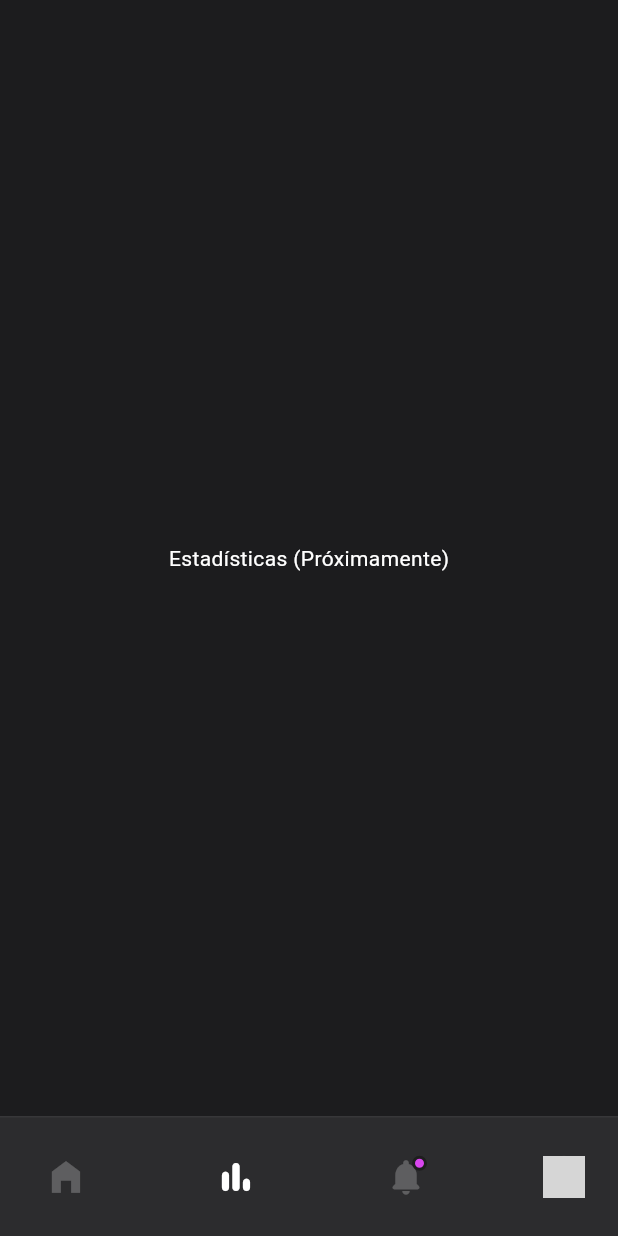
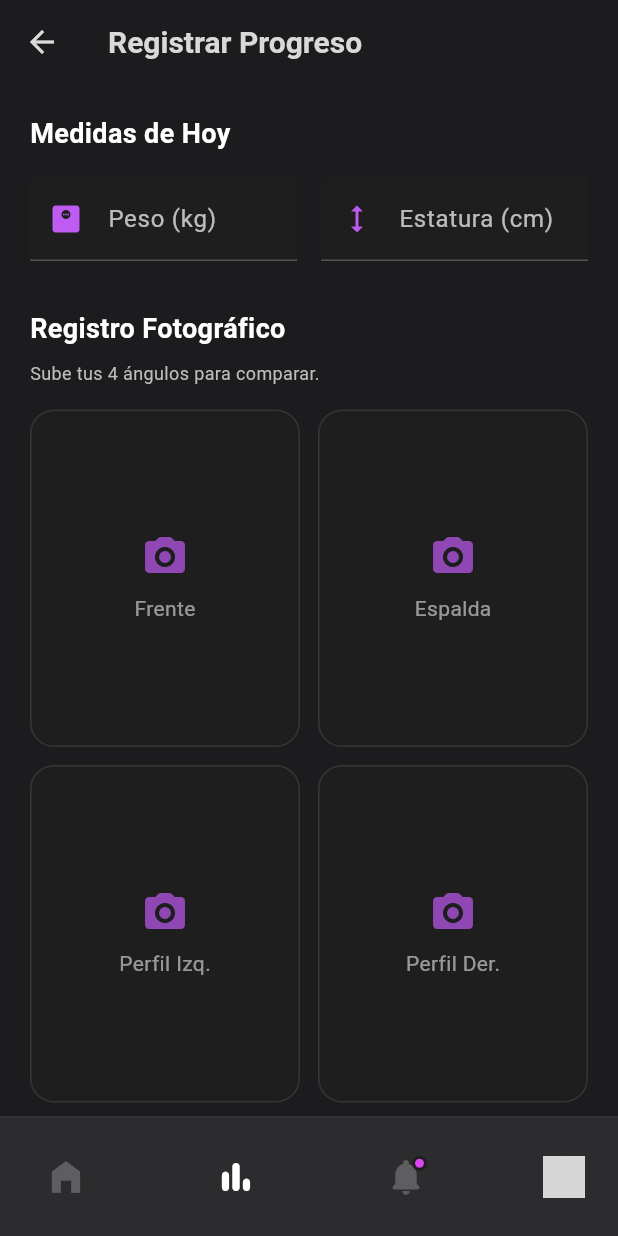
Before and after one commit to sebastianocamporoa/entrenador, a Flutter app: the MainLayoutScreen screen opened directly, item 2 of the bottom bar chosen, on a phone screen of 412 x 824 dp. Run offline on Flutter 3.47's test engine with Material 3 defaults, Android fonts, the light colour scheme and no system bars; our stand-ins replace flutter_native_splash, image_picker, open_filex, pdf, supabase_flutter, syncfusion_flutter_calendar; accounts and stored records are empty; network calls fail; grey boxes are pictures that could not be loaded.

Commit message:
genera la dieta con openia

```diff
--- a/lib/features/client_home/main_layout_screen.dart
+++ b/lib/features/client_home/main_layout_screen.dart
@@ -1,7 +1,10 @@
 import 'package:flutter/material.dart';
 import 'package:supabase_flutter/supabase_flutter.dart';
-// IMPORTA TUS PANTALLAS AQUÍ
+
+// --- IMPORTS DE PANTALLAS ---
 import 'today_workout_screen.dart';
+// 1. Importamos la nueva pantalla de estadísticas
+import '../statistics/statistics_screen.dart';
 
 class MainLayoutScreen extends StatefulWidget {
   const MainLayoutScreen({super.key});
@@ -15,24 +18,26 @@ class _MainLayoutScreenState extends State<MainLayoutScreen> {
   final SupabaseClient _supabase = Supabase.instance.client;
 
   // --- LISTA DE PANTALLAS ---
-  // Aquí defines qué pantalla se muestra en cada pestaña
-  final List<Widget> _pages = [
-    const TodayWorkoutScreen(), // 0: Home (Tu pantalla de hoy)
-    const Center(
-      child: Text(
-        'Estadísticas (Próximamente)',
-        style: TextStyle(color: Colors.white),
-      ),
-    ), // 1: Stats
+  // El orden aquí debe coincidir con el orden de los botones en el BottomNavigationBar
+  late final List<Widget> _pages = [
+    // 0: HOME
+    const TodayWorkoutScreen(),
+
+    // 1: ESTADÍSTICAS (Ya conectada)
+    const StatisticsScreen(),
+
+    // 2: NOTIFICACIONES (Placeholder)
     const Center(
       child: Text(
         'Notificaciones (Próximamente)',
         style: TextStyle(color: Colors.white),
       ),
-    ), // 2: Notis
+    ),
+
+    // 3: PERFIL (Placeholder)
     const Center(
       child: Text('Perfil de Usuario', style: TextStyle(color: Colors.white)),
-    ), // 3: Perfil
+    ),
   ];
 
   @override
@@ -45,6 +50,7 @@ class _MainLayoutScreenState extends State<MainLayoutScreen> {
 
     return Scaffold(
       backgroundColor: backgroundColor,
+
       // EL BODY CAMBIA SEGÚN EL ÍNDICE SELECCIONADO
       body: _pages[_currentIndex],
 
@@ -78,7 +84,7 @@ class _MainLayoutScreenState extends State<MainLayoutScreen> {
                 primaryColor: primaryColor,
               ),
 
-              // 3. NOTIFICACIONES (Con puntito morado/rosa como la foto)
+              // 3. NOTIFICACIONES (Con puntito morado/rosa)
               _buildNotificationItem(index: 2, isSelected: _currentIndex == 2),
 
               // 4. PERFIL (Avatar Circular)
@@ -94,7 +100,8 @@ class _MainLayoutScreenState extends State<MainLayoutScreen> {
     );
   }
 
-  // --- WIDGET: Ítem Normal (Icono) ---
+  // --- WIDGETS AUXILIARES (Sin cambios) ---
+
   Widget _buildNavItem({
     required int index,
     required IconData icon,
@@ -106,13 +113,12 @@ class _MainLayoutScreenState extends State<MainLayoutScreen> {
       icon: Icon(
         icon,
         size: 28,
-        // Si está seleccionado: Color Primario (o Blanco). Si no: Gris apagado
+        // Si está seleccionado: Color Blanco. Si no: Gris apagado
         color: isSelected ? Colors.white : Colors.white24,
       ),
     );
   }
 
-  // --- WIDGET: Notificaciones (Con Badge) ---
   Widget _buildNotificationItem({
     required int index,
     required bool isSelected,
@@ -123,7 +129,7 @@ class _MainLayoutScreenState extends State<MainLayoutScreen> {
         IconButton(
           onPressed: () => setState(() => _currentIndex = index),
           icon: Icon(
-            Icons.notifications_rounded, // O la campana que prefieras
+            Icons.notifications_rounded,
             size: 28,
             color: isSelected ? Colors.white : Colors.white24,
           ),
@@ -136,9 +142,7 @@ class _MainLayoutScreenState extends State<MainLayoutScreen> {
             width: 10,
             height: 10,
             decoration: BoxDecoration(
-              color: const Color(
-                0xFFD946EF,
-              ), // Un morado/rosa neón como la foto
+              color: const Color(0xFFD946EF), // Un morado/rosa neón
               shape: BoxShape.circle,
               border: Border.all(
                 color: const Color(0xFF1E1E1E),
@@ -151,7 +155,6 @@ class _MainLayoutScreenState extends State<MainLayoutScreen> {
     );
   }
 
-  // --- WIDGET: Perfil (Avatar Real) ---
   Widget _buildProfileItem({
     required int index,
     required bool isSelected,
@@ -177,7 +180,7 @@ class _MainLayoutScreenState extends State<MainLayoutScreen> {
               ? NetworkImage(avatarUrl)
               : const NetworkImage(
                   'https://i.pravatar.cc/150?img=5',
-                ), // Placeholder tipo la chica de la foto
+                ), // Placeholder
         ),
       ),
     );
--- /dev/null
+++ b/lib/features/statistics/statistics_screen.dart
@@ -0,0 +1,456 @@
+import 'dart:io';
+import 'package:flutter/material.dart';
+import 'package:image_picker/image_picker.dart';
+import 'package:supabase_flutter/supabase_flutter.dart';
+
+// IMPORTA TU NUEVO SERVICIO
+import '../../common/services/diet_service.dart';
+
+class StatisticsScreen extends StatefulWidget {
+  const StatisticsScreen({super.key});
+
+  @override
+  State<StatisticsScreen> createState() => _StatisticsScreenState();
+}
+
+class _StatisticsScreenState extends State<StatisticsScreen> {
+  final _supa = Supabase.instance.client;
+  final _picker = ImagePicker();
+
+  // Instancia del servicio de dietas
+  final _dietService = DietService();
+
+  final _weightCtrl = TextEditingController();
+  final _heightCtrl = TextEditingController();
+
+  File? _imgFront;
+  File? _imgBack;
+  File? _imgLeft;
+  File? _imgRight;
+
+  bool _isLoading = false;
+  bool _isGeneratingDiet = false; // Estado específico para la dieta
+
+  Future<void> _pickImage(String type) async {
+    try {
+      final XFile? picked = await _picker.pickImage(
+        source: ImageSource.gallery,
+        imageQuality: 60,
+      );
+      if (picked == null) return;
+
+      setState(() {
+        final file = File(picked.path);
+        switch (type) {
+          case 'front':
+            _imgFront = file;
+            break;
+          case 'back':
+            _imgBack = file;
+            break;
+          case 'left':
+            _imgLeft = file;
+            break;
+          case 'right':
+            _imgRight = file;
+            break;
+        }
+      });
+    } catch (e) {
+      debugPrint('Error picking image: $e');
+    }
+  }
+
+  // --- GENERAR DIETA PDF ---
+  Future<void> _createDietPdf() async {
+    if (_weightCtrl.text.isEmpty || _heightCtrl.text.isEmpty) {
+      ScaffoldMessenger.of(context).showSnackBar(
+        const SnackBar(
+          content: Text('Ingresa peso y altura para generar la dieta'),
+        ),
+      );
+      return;
+    }
+
+    setState(() => _isGeneratingDiet = true);
+
+    try {
+      final user = _supa.auth.currentUser;
+      if (user == null) return;
+
+      final userProfile = await _supa
+          .from('app_user')
+          .select('id')
+          .eq('auth_user_id', user.id)
+          .maybeSingle();
+
+      if (userProfile == null) return;
+
+      final userClientId = userProfile['id'];
+
+      // 1. Obtener ID real del cliente
+      final clientRes = await _supa
+          .from('clients')
+          .select('id, goal')
+          .eq('app_user_id', userClientId)
+          .maybeSingle();
+
+      if (clientRes != null) {
+        List<String> photos = [];
+        // 2. Llamar al servicio
+        await _dietService.generateAndSaveDiet(
+          clientId: clientRes['id'],
+          currentWeight: double.parse(_weightCtrl.text),
+          height: double.parse(_heightCtrl.text),
+          goal:
+              clientRes['goal'] ??
+              'Mejorar composición corporal', // Asegúrate de tener 'goal'
+          photoUrls: photos,
+        );
+
+        if (mounted) {
+          ScaffoldMessenger.of(context).showSnackBar(
+            const SnackBar(
+              content: Text('¡Dieta generada y descargada! 📄'),
+              backgroundColor: Colors.purpleAccent,
+            ),
+          );
+        }
+      }
+    } catch (e) {
+      if (mounted) {
+        ScaffoldMessenger.of(context).showSnackBar(
+          SnackBar(content: Text('Error: $e'), backgroundColor: Colors.red),
+        );
+      }
+    } finally {
+      if (mounted) setState(() => _isGeneratingDiet = false);
+    }
+  }
+
+  // --- GUARDAR MEDIDAS ---
+  Future<void> _saveCheckIn() async {
+    if (_weightCtrl.text.isEmpty) {
+      ScaffoldMessenger.of(
+        context,
+      ).showSnackBar(const SnackBar(content: Text('El peso es obligatorio')));
+      return;
+    }
+
+    setState(() => _isLoading = true);
+
+    try {
+      final user = _supa.auth.currentUser;
+      if (user == null) throw Exception('No autenticado');
+
+      final userProfile = await _supa
+          .from('app_user')
+          .select('id')
+          .eq('auth_user_id', user.id)
+          .maybeSingle();
+
+      if (userProfile == null) return;
+
+      final userClientId = userProfile['id'];
+
+      final clientRes = await _supa
+          .from('clients')
+          .select('id')
+          .eq('app_user_id', userClientId)
+          .maybeSingle();
+
+      if (clientRes == null) throw Exception('Cliente no encontrado');
+      final clientId = clientRes['id'];
+
+      final measurementData = await _supa
+          .from('measurements')
+          .insert({
+            'client_id': clientId,
+            'weight_kg': double.tryParse(_weightCtrl.text) ?? 0,
+            'height_cm': double.tryParse(_heightCtrl.text) ?? 0,
+            'date_at': DateTime.now().toIso8601String(),
+            'notes': 'Registro desde App',
+          })
+          .select('id')
+          .single();
+
+      final String measurementId = measurementData['id'];
+
+      await Future.wait([
+        if (_imgFront != null)
+          _uploadAndSavePhoto(clientId, measurementId, _imgFront!, 'front'),
+        if (_imgBack != null)
+          _uploadAndSavePhoto(clientId, measurementId, _imgBack!, 'back'),
+        if (_imgLeft != null)
+          _uploadAndSavePhoto(clientId, measurementId, _imgLeft!, 'left'),
+        if (_imgRight != null)
+          _uploadAndSavePhoto(clientId, measurementId, _imgRight!, 'right'),
+      ]);
+
+      if (mounted) {
+        ScaffoldMessenger.of(context).showSnackBar(
+          const SnackBar(
+            content: Text('¡Medición guardada y perfil actualizado!'),
+            backgroundColor: Color(0xFFCCFF00),
+          ),
+        );
+        _clearForm();
+      }
+    } catch (e) {
+      if (mounted) {
+        ScaffoldMessenger.of(context).showSnackBar(
+          SnackBar(content: Text('Error: $e'), backgroundColor: Colors.red),
+        );
+      }
+    } finally {
+      if (mounted) setState(() => _isLoading = false);
+    }
+  }
+
+  Future<void> _uploadAndSavePhoto(
+    String clientId,
+    String measurementId,
+    File file,
+    String kind,
+  ) async {
+    final ext = file.path.split('.').last;
+    final fileName = '${clientId}_${measurementId}_$kind.$ext';
+    final path = '$clientId/$fileName';
+
+    await _supa.storage.from('progress').upload(path, file);
+    final publicUrl = _supa.storage.from('progress').getPublicUrl(path);
+
+    await _supa.from('progress_photos').insert({
+      'client_id': clientId,
+      'measurement_id': measurementId,
+      'kind': kind,
+      'url': publicUrl,
+      'taken_at': DateTime.now().toIso8601String(),
+    });
+  }
+
+  void _clearForm() {
+    setState(() {
+      _imgFront = null;
+      _imgBack = null;
+      _imgLeft = null;
+      _imgRight = null;
+      _weightCtrl.clear();
+    });
+  }
+
+  @override
+  Widget build(BuildContext context) {
+    final theme = Theme.of(context);
+    final primaryColor = theme.primaryColor;
+
+    return Scaffold(
+      appBar: AppBar(title: const Text('Registrar Progreso')),
+      body: SingleChildScrollView(
+        padding: const EdgeInsets.all(20),
+        child: Column(
+          crossAxisAlignment: CrossAxisAlignment.start,
+          children: [
+            const Text(
+              'Medidas de Hoy',
+              style: TextStyle(
+                fontSize: 18,
+                fontWeight: FontWeight.bold,
+                color: Colors.white,
+              ),
+            ),
+            const SizedBox(height: 16),
+
+            Row(
+              children: [
+                Expanded(
+                  child: _buildInput(
+                    _weightCtrl,
+                    'Peso (kg)',
+                    Icons.monitor_weight,
+                    theme,
+                  ),
+                ),
+                const SizedBox(width: 16),
+                Expanded(
+                  child: _buildInput(
+                    _heightCtrl,
+                    'Estatura (cm)',
+                    Icons.height,
+                    theme,
+                  ),
+                ),
+              ],
+            ),
+
+            const SizedBox(height: 32),
+            const Text(
+              'Registro Fotográfico',
+              style: TextStyle(
+                fontSize: 18,
+                fontWeight: FontWeight.bold,
+                color: Colors.white,
+              ),
+            ),
+            const SizedBox(height: 8),
+            Text(
+              'Sube tus 4 ángulos para comparar.',
+              style: TextStyle(fontSize: 12, color: Colors.grey[400]),
+            ),
+            const SizedBox(height: 16),
+
+            GridView.count(
+              shrinkWrap: true,
+              physics: const NeverScrollableScrollPhysics(),
+              crossAxisCount: 2,
+              crossAxisSpacing: 12,
+              mainAxisSpacing: 12,
+              childAspectRatio: 0.8,
+              children: [
+                _buildPhotoSlot('Frente', 'front', _imgFront, primaryColor),
+                _buildPhotoSlot('Espalda', 'back', _imgBack, primaryColor),
+                _buildPhotoSlot('Perfil Izq.', 'left', _imgLeft, primaryColor),
+                _buildPhotoSlot(
+                  'Perfil Der.',
+                  'right',
+                  _imgRight,
+                  primaryColor,
+                ),
+              ],
+            ),
+
+            const SizedBox(height: 40),
+
+            // BOTÓN 1: GUARDAR REGISTRO
+            SizedBox(
+              width: double.infinity,
+              height: 55,
+              child: ElevatedButton(
+                onPressed: _isLoading ? null : _saveCheckIn,
+                style: ElevatedButton.styleFrom(
+                  backgroundColor: primaryColor,
+                  foregroundColor: Colors.black,
+                  shape: RoundedRectangleBorder(
+                    borderRadius: BorderRadius.circular(30),
+                  ),
+                ),
+                child: _isLoading
+                    ? const CircularProgressIndicator(color: Colors.black)
+                    : const Text(
+                        'GUARDAR REGISTRO',
+                        style: TextStyle(
+                          fontWeight: FontWeight.bold,
+                          fontSize: 16,
+                        ),
+                      ),
+              ),
+            ),
+
+            const SizedBox(height: 20),
+
+            // BOTÓN 2: GENERAR DIETA IA (PDF)
+            SizedBox(
+              width: double.infinity,
+              height: 55,
+              child: ElevatedButton.icon(
+                onPressed: _isGeneratingDiet ? null : _createDietPdf,
+                icon: _isGeneratingDiet
+                    ? const SizedBox(
+                        width: 20,
+                        height: 20,
+                        child: CircularProgressIndicator(
+                          color: Colors.white,
+                          strokeWidth: 2,
+                        ),
+                      )
+                    : const Icon(Icons.auto_awesome),
+                label: Text(
+                  _isGeneratingDiet
+                      ? ' CREANDO PDF...'
+                      : ' GENERAR DIETA CON IA',
+                  style: const TextStyle(
+                    fontWeight: FontWeight.bold,
+                    fontSize: 16,
+                  ),
+                ),
+                style: ElevatedButton.styleFrom(
+                  backgroundColor: const Color(0xFF9C27B0), // Morado IA
+                  foregroundColor: Colors.white,
+                  shape: RoundedRectangleBorder(
+                    borderRadius: BorderRadius.circular(30),
+                  ),
+                ),
+              ),
+            ),
+
+            const SizedBox(height: 80),
+          ],
+        ),
+      ),
+    );
+  }
+
+  Widget _buildInput(
+    TextEditingController ctrl,
+    String label,
+    IconData icon,
+    ThemeData theme,
+  ) {
+    return TextField(
+      controller: ctrl,
+      keyboardType: const TextInputType.numberWithOptions(decimal: true),
+      style: const TextStyle(color: Colors.white, fontWeight: FontWeight.bold),
+      decoration: InputDecoration(
+        labelText: label,
+        prefixIcon: Icon(icon, color: theme.primaryColor),
+        filled: true,
+        fillColor: const Color(0xFF1E1E1E),
+        border: OutlineInputBorder(
+          borderRadius: BorderRadius.circular(12),
+          borderSide: BorderSide.none,
+        ),
+      ),
+    );
+  }
+
+  Widget _buildPhotoSlot(String label, String kind, File? file, Color accent) {
+    return GestureDetector(
+      onTap: () => _pickImage(kind),
+      child: Container(
+        decoration: BoxDecoration(
+          color: const Color(0xFF1E1E1E),
+          borderRadius: BorderRadius.circular(16),
+          border: Border.all(color: file != null ? accent : Colors.white10),
+          image: file != null
+              ? DecorationImage(image: FileImage(file), fit: BoxFit.cover)
+              : null,
+        ),
+        child: file == null
+            ? Column(
+                mainAxisAlignment: MainAxisAlignment.center,
+                children: [
+                  Icon(
+                    Icons.camera_alt_rounded,
+                    size: 32,
+                    color: accent.withOpacity(0.7),
+                  ),
+                  const SizedBox(height: 8),
+                  Text(label, style: const TextStyle(color: Colors.white54)),
+                ],
+              )
+            : Align(
+                alignment: Alignment.topRight,
+                child: Container(
+                  margin: const EdgeInsets.all(8),
+                  padding: const EdgeInsets.all(4),
+                  decoration: const BoxDecoration(
+                    color: Colors.black54,
+                    shape: BoxShape.circle,
+                  ),
+                  child: const Icon(Icons.edit, size: 16, color: Colors.white),
+                ),
+              ),
+      ),
+    );
+  }
+}
--- a/pubspec.yaml
+++ b/pubspec.yaml
@@ -22,6 +22,11 @@ dependencies:
   syncfusion_flutter_calendar: ^31.2.4
   # Agregamos url_launcher aquí porque lo usamos en el código anterior
   url_launcher: ^6.3.0
+  pdf: ^3.10.0
+  path_provider: ^2.1.2
+  #open_file: ^3.3.2
+  http: ^1.2.0
+  open_filex: ^4.7.0
 
 dev_dependencies:
   flutter_test:
```
Also changed, not shown: lib/common/services/diet_service.dart (added, +133 -0 lines), pubspec.lock, 1 other file.
